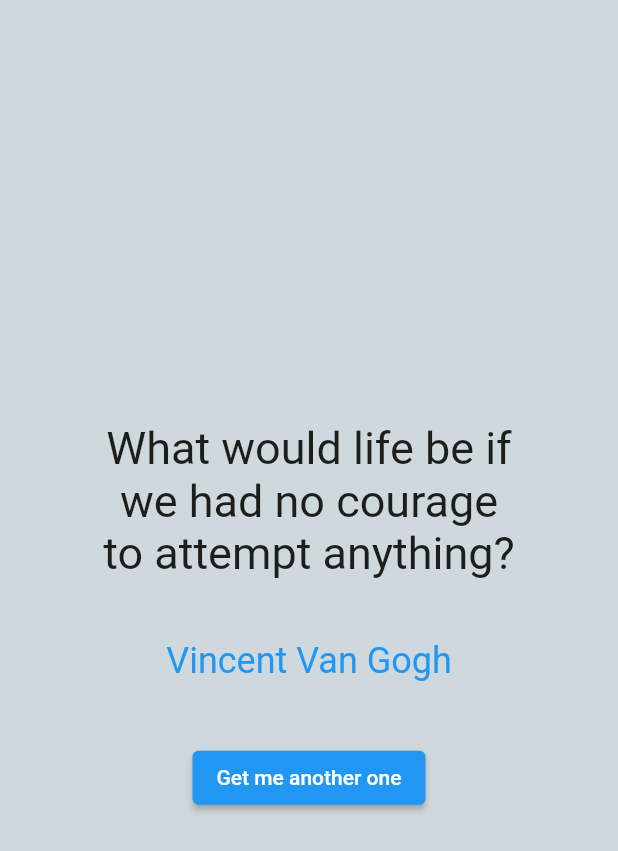
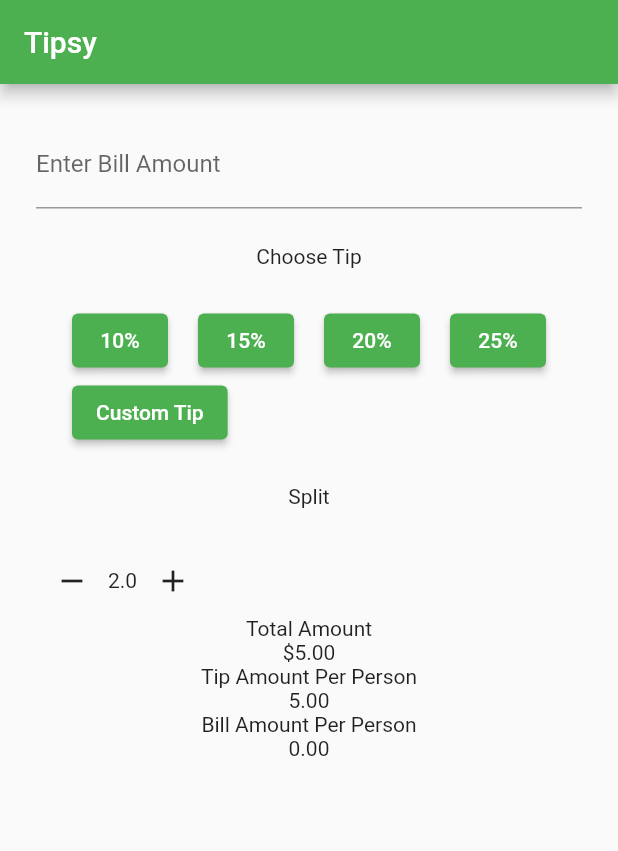
Before and after one commit to Muzammil-Bilwani/dart-flutter-tutorial, a Flutter app: the screen it shows after launch, on a phone screen of 412 x 824 dp. Shown: the top 851 px of the screen. Run offline on Flutter 3.47's test engine with Material 2 defaults, Android fonts, the light colour scheme and no system bars.

Commit message:
WIP for Tip Calc

```diff
--- /dev/null
+++ b/week_seven/dart_app/lib/TipCalculator/Result.dart
@@ -0,0 +1,23 @@
+import 'package:dart_app/model/Bill.dart';
+import 'package:flutter/material.dart';
+import 'package:flutter/src/foundation/key.dart';
+import 'package:flutter/src/widgets/framework.dart';
+
+class ResultTip extends StatelessWidget {
+  const ResultTip({Key? key, required this.bill}) : super(key: key);
+  final Bill bill;
+
+  @override
+  Widget build(BuildContext context) {
+    return Container(
+      child: Column(children: [
+        Text("Total Amount"),
+        Text("\$" + bill.getAmountPerPerson()),
+        Text("Tip Amount Per Person"),
+        Text(bill.getTipAmountPerPerson()),
+        Text("Bill Amount Per Person"),
+        Text(bill.getBillAmountPerPerson()),
+      ]),
+    );
+  }
+}
--- /dev/null
+++ b/week_seven/dart_app/lib/TipCalculator/TipCalculator.dart
@@ -0,0 +1,105 @@
+import 'package:dart_app/TipCalculator/Result.dart';
+import 'package:dart_app/model/Bill.dart';
+import 'package:flutter/material.dart';
+import 'package:flutter/src/foundation/key.dart';
+import 'package:flutter/src/widgets/framework.dart';
+
+class TipCalculator extends StatefulWidget {
+  const TipCalculator({Key? key}) : super(key: key);
+
+  @override
+  State<TipCalculator> createState() => _TipCalculatorState();
+}
+
+class _TipCalculatorState extends State<TipCalculator> {
+  Bill bill = Bill(totalAmount: 0, tipAmount: 10, noOfPeople: 2);
+
+  calculateTip(double percentage) {
+    bill.tipAmount = bill.totalAmount * percentage / 100;
+    setState(() {});
+  }
+
+  @override
+  Widget build(BuildContext context) {
+    return Scaffold(
+        appBar: AppBar(
+          title: const Text("Tipsy"),
+        ),
+        body: Container(
+          padding: const EdgeInsets.all(24),
+          child: Column(children: [
+            TextField(
+              onChanged: (value) => {
+                setState(() {
+                  bill.totalAmount = double.parse(value);
+                })
+              },
+              decoration: InputDecoration(labelText: "Enter Bill Amount"),
+              keyboardType: TextInputType.number,
+            ),
+            const Padding(
+              padding: EdgeInsets.all(24),
+              child: Text("Choose Tip"),
+            ),
+            Wrap(
+              spacing: 20,
+              children: [
+                ElevatedButton(
+                    onPressed: () {
+                      calculateTip(10);
+                    },
+                    child: Text("10%")),
+                ElevatedButton(
+                    onPressed: () {
+                      calculateTip(15);
+                    },
+                    child: Text("15%")),
+                ElevatedButton(
+                    onPressed: () {
+                      calculateTip(20);
+                    },
+                    child: Text("20%")),
+                ElevatedButton(
+                    onPressed: () {
+                      calculateTip(25);
+                    },
+                    child: Text("25%")),
+                ElevatedButton(onPressed: () {}, child: Text("Custom Tip"))
+              ],
+            ),
+            const Padding(
+              padding: EdgeInsets.all(24),
+              child: Text("Split"),
+            ),
+            Row(
+              children: [
+                IconButton(
+                    onPressed: () => {
+                          setState(() {
+                            bill.noOfPeople--;
+                          })
+                        },
+                    icon: const Icon(
+                      Icons.remove,
+                      size: 24,
+                    )),
+                Text(bill.noOfPeople.toString()),
+                IconButton(
+                    onPressed: () => {
+                          setState(() {
+                            bill.noOfPeople++;
+                          })
+                        },
+                    icon: const Icon(
+                      Icons.add,
+                      size: 24,
+                    )),
+              ],
+            ),
+            ResultTip(
+              bill: bill,
+            ),
+          ]),
+        ));
+  }
+}
--- a/week_seven/dart_app/lib/main.dart
+++ b/week_seven/dart_app/lib/main.dart
@@ -1,6 +1,7 @@
 import 'package:dart_app/Home.dart';
 import 'package:dart_app/QuotesPage.dart';
 import 'package:dart_app/ScaffoldLearn.dart';
+import 'package:dart_app/TipCalculator/TipCalculator.dart';
 import 'package:flutter/material.dart';
 
 void main() {
@@ -17,9 +18,9 @@ class MyApp extends StatelessWidget {
       title: 'Flutter Demo',
       debugShowCheckedModeBanner: false,
       theme: ThemeData(
-        primarySwatch: Colors.blue,
+        primarySwatch: Colors.green,
       ),
-      home: const QuotesPage(),
+      home: const TipCalculator(),
     );
   }
 }
--- /dev/null
+++ b/week_seven/dart_app/lib/model/bill.dart
@@ -0,0 +1,22 @@
+class Bill {
+  double totalAmount;
+  double tipAmount;
+  double noOfPeople;
+
+  Bill(
+      {required this.totalAmount,
+      required this.tipAmount,
+      required this.noOfPeople});
+
+  String getAmountPerPerson() {
+    return ((totalAmount + tipAmount) / noOfPeople).toStringAsFixed(2);
+  }
+
+  String getTipAmountPerPerson() {
+    return (tipAmount / noOfPeople).toStringAsFixed(2);
+  }
+
+  String getBillAmountPerPerson() {
+    return (totalAmount / noOfPeople).toStringAsFixed(2);
+  }
+}
```
